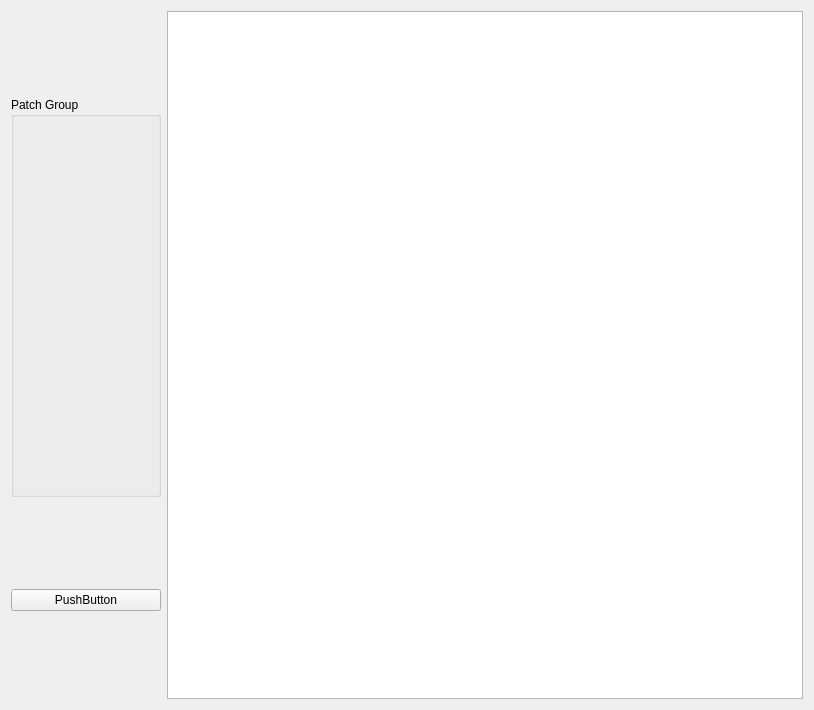
This is extra/dap_ui.ui in scottmudge/DebugAutoPatch as Qt 5 draws it before an edit. The edited form follows.
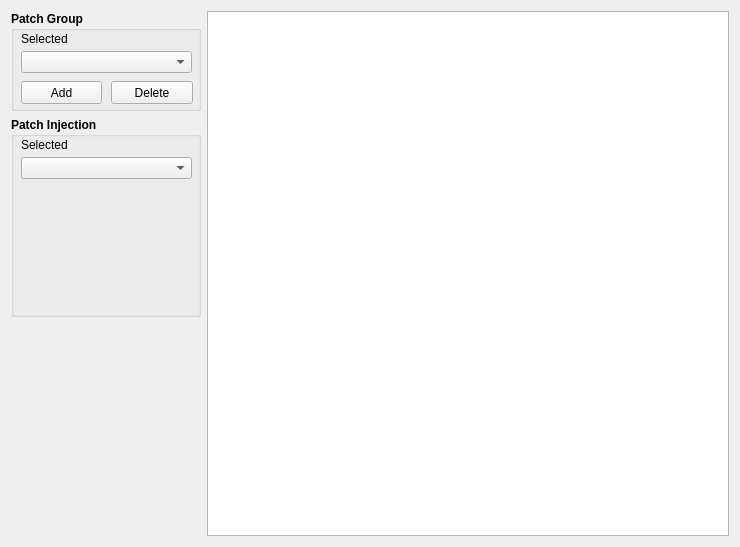
This is the edited form.

Patch:
```diff
--- a/extra/dap_ui.ui
+++ b/extra/dap_ui.ui
@@ -6,10 +6,22 @@
    <rect>
     <x>0</x>
     <y>0</y>
-    <width>814</width>
-    <height>710</height>
+    <width>740</width>
+    <height>547</height>
    </rect>
   </property>
+  <property name="sizePolicy">
+   <sizepolicy hsizetype="Minimum" vsizetype="Minimum">
+    <horstretch>0</horstretch>
+    <verstretch>0</verstretch>
+   </sizepolicy>
+  </property>
+  <property name="minimumSize">
+   <size>
+    <width>740</width>
+    <height>450</height>
+   </size>
+  </property>
   <property name="windowTitle">
    <string>DebugAutoPatch</string>
   </property>
@@ -28,25 +40,164 @@
          </property>
          <property name="minimumSize">
           <size>
-           <width>150</width>
-           <height>400</height>
+           <width>190</width>
+           <height>100</height>
           </size>
          </property>
+         <property name="font">
+          <font>
+           <weight>75</weight>
+           <bold>true</bold>
+          </font>
+         </property>
          <property name="title">
           <string>Patch Group</string>
          </property>
          <property name="alignment">
           <set>Qt::AlignLeading|Qt::AlignLeft|Qt::AlignTop</set>
          </property>
+         <property name="flat">
+          <bool>false</bool>
+         </property>
+         <property name="checkable">
+          <bool>false</bool>
+         </property>
+         <widget class="QComboBox" name="comboBox">
+          <property name="geometry">
+           <rect>
+            <x>10</x>
+            <y>40</y>
+            <width>171</width>
+            <height>22</height>
+           </rect>
+          </property>
+         </widget>
+         <widget class="QLabel" name="label">
+          <property name="geometry">
+           <rect>
+            <x>10</x>
+            <y>20</y>
+            <width>171</width>
+            <height>16</height>
+           </rect>
+          </property>
+          <property name="font">
+           <font>
+            <weight>50</weight>
+            <bold>false</bold>
+           </font>
+          </property>
+          <property name="text">
+           <string>Selected</string>
+          </property>
+         </widget>
+         <widget class="QPushButton" name="pushButton_2">
+          <property name="geometry">
+           <rect>
+            <x>10</x>
+            <y>70</y>
+            <width>81</width>
+            <height>23</height>
+           </rect>
+          </property>
+          <property name="font">
+           <font>
+            <weight>50</weight>
+            <bold>false</bold>
+           </font>
+          </property>
+          <property name="text">
+           <string>Add</string>
+          </property>
+         </widget>
+         <widget class="QPushButton" name="pushButton_3">
+          <property name="geometry">
+           <rect>
+            <x>100</x>
+            <y>70</y>
+            <width>82</width>
+            <height>23</height>
+           </rect>
+          </property>
+          <property name="font">
+           <font>
+            <weight>50</weight>
+            <bold>false</bold>
+           </font>
+          </property>
+          <property name="text">
+           <string>Delete</string>
+          </property>
+         </widget>
         </widget>
        </item>
        <item>
-        <widget class="QPushButton" name="pushButton">
-         <property name="text">
-          <string>PushButton</string>
+        <widget class="QGroupBox" name="groupBox_2">
+         <property name="sizePolicy">
+          <sizepolicy hsizetype="Ignored" vsizetype="Minimum">
+           <horstretch>0</horstretch>
+           <verstretch>0</verstretch>
+          </sizepolicy>
          </property>
+         <property name="minimumSize">
+          <size>
+           <width>0</width>
+           <height>200</height>
+          </size>
+         </property>
+         <property name="font">
+          <font>
+           <weight>75</weight>
+           <bold>true</bold>
+          </font>
+         </property>
+         <property name="title">
+          <string>Patch Injection</string>
+         </property>
+         <widget class="QLabel" name="label_3">
+          <property name="geometry">
+           <rect>
+            <x>10</x>
+            <y>20</y>
+            <width>171</width>
+            <height>16</height>
+           </rect>
+          </property>
+          <property name="font">
+           <font>
+            <weight>50</weight>
+            <bold>false</bold>
+           </font>
+          </property>
+          <property name="text">
+           <string>Selected</string>
+          </property>
+         </widget>
+         <widget class="QComboBox" name="comboBox_3">
+          <property name="geometry">
+           <rect>
+            <x>10</x>
+            <y>40</y>
+            <width>171</width>
+            <height>22</height>
+           </rect>
+          </property>
+         </widget>
         </widget>
        </item>
+       <item>
+        <spacer name="verticalSpacer">
+         <property name="orientation">
+          <enum>Qt::Vertical</enum>
+         </property>
+         <property name="sizeHint" stdset="0">
+          <size>
+           <width>20</width>
+           <height>40</height>
+          </size>
+         </property>
+        </spacer>
+       </item>
       </layout>
      </item>
      <item>
```
